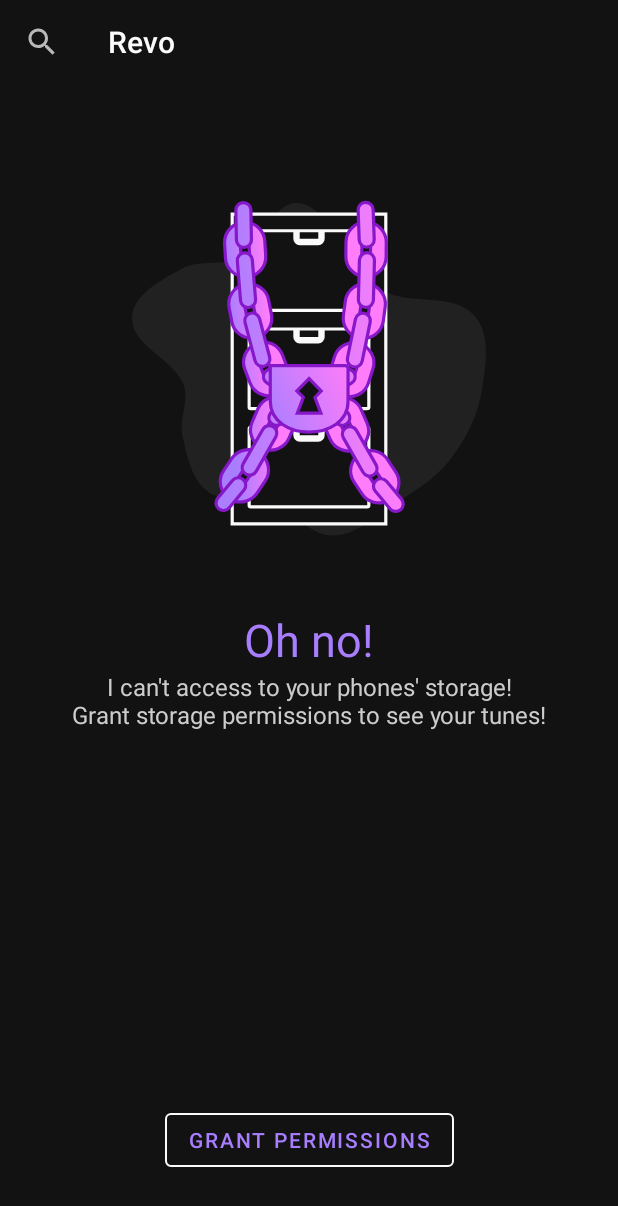
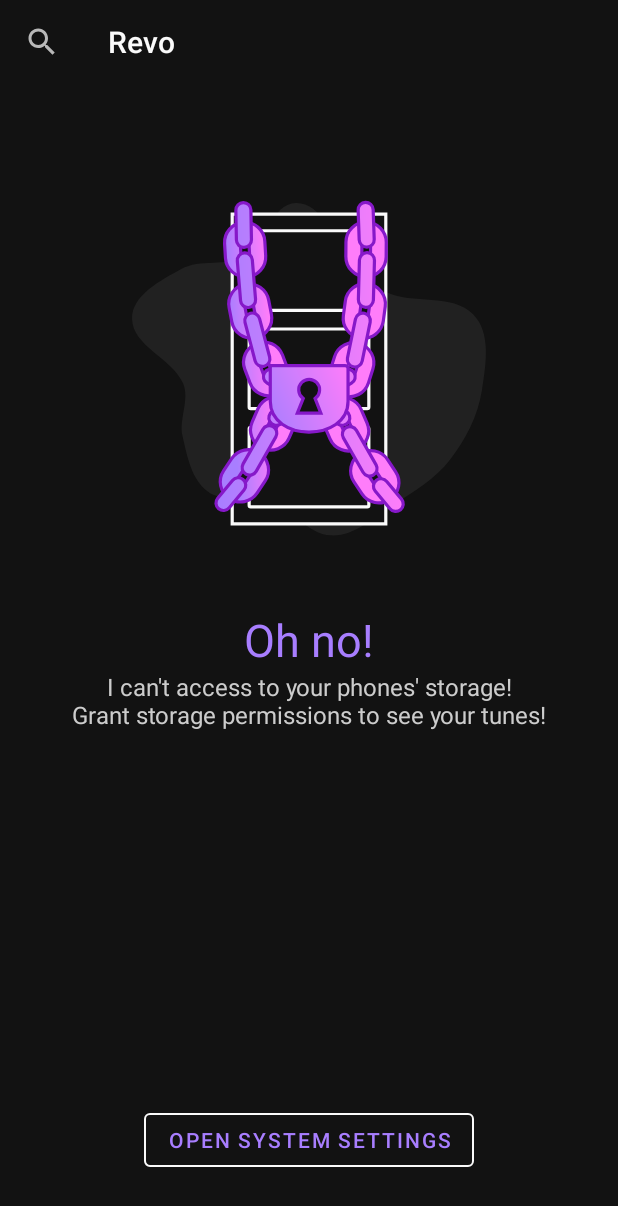
Before and after one commit to MeltixDev/RevoMusicPlayer, an Android app: the layout fragment_permission.xml on its own in the app's theme, with its tools: preview values and no code run, on a phone screen of 412 x 824 dp. Shown: the top 1206 px of the screen. Run offline under Robolectric (Android 15) with nearby library versions, the phone set to English and light mode, and no system bars.

Commit message:
Major changes to MainActivity.kt - Permission check Made BottomNavigation invisible - triggering visibility when READ_EXTERNAL_STORAGE is granted Added activity_settings.xml Slight changes to ActivitySettings.kt Added implementation com.kirich1409.viewbindingpropertydelegate:viewbindingpropertydelegate:1.3.1 Changed widget Toolbar to MaterialToolbar for better color handling Changed FragmentPermission.kt button behaviour Major changes to MainActivity.kt, better permission handling

```diff
--- a/app/build.gradle
+++ b/app/build.gradle
@@ -54,5 +54,6 @@ dependencies {
     implementation 'androidx.coordinatorlayout:coordinatorlayout:1.1.0'
     implementation 'androidx.lifecycle:lifecycle-viewmodel-ktx:2.2.0'
     implementation 'org.jetbrains.kotlinx:kotlinx-coroutines-android:1.3.9'
+    implementation 'com.kirich1409.viewbindingpropertydelegate:viewbindingpropertydelegate:1.3.1'
 
 }
--- a/app/src/main/java/com/meltixdev/revomusicplayer/FragmentPlaylist.kt
+++ b/app/src/main/java/com/meltixdev/revomusicplayer/FragmentPlaylist.kt
@@ -5,9 +5,7 @@ import android.view.LayoutInflater
 import android.view.View
 import android.view.ViewGroup
 import androidx.fragment.app.Fragment
-import com.meltixdev.revomusicplayer.databinding.FragmentHomeBinding
 import com.meltixdev.revomusicplayer.databinding.FragmentPlaylistBinding
-import com.meltixdev.revomusicplayer.databinding.FragmentTrackBinding
 
 class FragmentPlaylist : Fragment(R.layout.fragment_playlist) {
 
@@ -28,6 +26,6 @@ class FragmentPlaylist : Fragment(R.layout.fragment_playlist) {
 
         binding = FragmentPlaylistBinding.bind(view)
 
-        binding.topToolbar.inflateMenu(R.menu.menu_toolbar)
+        binding.topToolbar.inflateMenu(R.menu.menu_toolbar_playlist)
     }
 }
--- a/app/src/main/res/drawable/ill_drawer.xml
+++ b/app/src/main/res/drawable/ill_drawer.xml
@@ -1,7 +1,7 @@
 <vector xmlns:android="http://schemas.android.com/apk/res/android"
     xmlns:aapt="http://schemas.android.com/aapt"
-    android:width="1500dp"
-    android:height="1500dp"
+    android:width="200dp"
+    android:height="200dp"
     android:viewportWidth="1500"
     android:viewportHeight="1500">
   <path
@@ -14,17 +14,17 @@
       android:fillColor="#121212"
       android:strokeColor="#FAFAFA"/>
   <path
-      android:pathData="M706,318V343C706,351.28 712.72,358 721,358H779C787.28,358 794,351.28 794,343V318H932C934.76,318 937,320.24 937,323V562C937,564.76 934.76,567 932,567H568C565.24,567 563,564.76 563,562V323C563,320.24 565.24,318 568,318H706ZM716,318H784V343C784,345.76 781.76,348 779,348H721C718.24,348 716,345.76 716,343V318Z"
+      android:pathData="M937,323V562C937,564.76 934.76,567 932,567H568C565.24,567 563,564.76 563,562V323C563,320.24 565.24,318 568,318H711H789H932C934.76,318 937,320.24 937,323Z"
       android:strokeWidth="10"
       android:fillColor="#00000000"
       android:strokeColor="#FAFAFA"/>
   <path
-      android:pathData="M706,625V650C706,658.28 712.72,665 721,665H779C787.28,665 794,658.28 794,650V625H932C934.76,625 937,627.24 937,630V869C937,871.76 934.76,874 932,874H568C565.24,874 563,871.76 563,869V630C563,627.24 565.24,625 568,625H706ZM716,625H784V650C784,652.76 781.76,655 779,655H721C718.24,655 716,652.76 716,650V625Z"
+      android:pathData="M937,630V869C937,871.76 934.76,874 932,874H568C565.24,874 563,871.76 563,869V630C563,627.24 565.24,625 568,625H711H789H932C934.76,625 937,627.24 937,630Z"
       android:strokeWidth="10"
       android:fillColor="#00000000"
       android:strokeColor="#FAFAFA"/>
   <path
-      android:pathData="M706,932V957C706,965.28 712.72,972 721,972H779C787.28,972 794,965.28 794,957V932H932C934.76,932 937,934.24 937,937V1176C937,1178.76 934.76,1181 932,1181H568C565.24,1181 563,1178.76 563,1176V937C563,934.24 565.24,932 568,932H706ZM716,932H784V957C784,959.76 781.76,962 779,962H721C718.24,962 716,959.76 716,957V932Z"
+      android:pathData="M937,937V1176C937,1178.76 934.76,1181 932,1181H568C565.24,1181 563,1178.76 563,1176V937C563,934.24 565.24,932 568,932H711H789H932C934.76,932 937,934.24 937,937Z"
       android:strokeWidth="10"
       android:fillColor="#00000000"
       android:strokeColor="#FAFAFA"/>
@@ -546,7 +546,7 @@
       android:fillColor="#00000000"
       android:strokeColor="#8618C9"/>
   <path
-      android:pathData="M787.13,888H713.47L731.13,841.99L732.28,838.97L730,836.68L712.05,818.6L750.27,780.12L788.02,818.63L770.54,836.73L768.33,839.02L769.47,841.99L787.13,888Z"
+      android:pathData="M713.42,887.88H787.08L769,842L770.2,841.09C785.96,829.15 787.54,806.04 773.55,792.05C760.82,779.32 740.18,779.32 727.45,792.05C713.46,806.04 715.04,829.15 730.8,841.09L732,842L713.42,887.88Z"
       android:strokeWidth="10"
       android:fillColor="#121212"
       android:strokeColor="#8618C9"/>
--- a/app/src/main/res/layout/activity_main.xml
+++ b/app/src/main/res/layout/activity_main.xml
@@ -25,6 +25,7 @@
             android:layout_height="56dp"
             android:background="@color/grey_dark"
             android:elevation="0dp"
+            android:visibility="invisible"
             app:itemIconTint="@drawable/selector"
             app:itemTextColor="@drawable/selector"
             app:labelVisibilityMode="selected"
--- a/app/src/main/res/layout/fragment_permission.xml
+++ b/app/src/main/res/layout/fragment_permission.xml
@@ -13,7 +13,7 @@
         app:elevation="0dp"
         app:layout_constraintTop_toTopOf="parent">
 
-        <androidx.appcompat.widget.Toolbar
+        <com.google.android.material.appbar.MaterialToolbar
             android:id="@+id/topToolbar"
             android:layout_width="match_parent"
             android:layout_height="wrap_content"
@@ -69,7 +69,7 @@
         style="@style/Widget.MaterialComponents.Button.OutlinedButton"
         android:layout_width="wrap_content"
         android:layout_height="wrap_content"
-        android:text="@string/grantpermission"
+        android:text="@string/opensyssettings"
         android:textColor="@color/purple_revo"
         android:layout_marginBottom="40dp"
         app:layout_constraintBottom_toBottomOf="parent"
--- a/app/src/main/res/values/strings.xml
+++ b/app/src/main/res/values/strings.xml
@@ -47,4 +47,5 @@
     <string name="shuffle">Shuffle</string>
     <string name="errorohno" translatable="false">Oh no!</string>
     <string name="nopermission">I can\'t access to your phones\' storage!\nGrant storage permissions to see your tunes!</string>
+    <string name="opensyssettings">Open system settings</string>
 </resources>
--- a/app/src/main/res/values/themes.xml
+++ b/app/src/main/res/values/themes.xml
@@ -14,6 +14,7 @@
         <!-- Customize your theme here. -->
         <item name="android:windowBackground">@color/grey_darker</item>
         <item name="android:navigationBarColor">@color/grey_dark</item>
+        <item name="colorControlNormal">@color/white_material</item>
     </style>
 
     <style name="splashScreenTheme" parent="Theme.MaterialComponents.NoActionBar">
```
Also changed, not shown: app/src/main/java/com/meltixdev/revomusicplayer/FragmentPermission.kt (+14 -38 lines), app/src/main/java/com/meltixdev/revomusicplayer/MainActivity.kt (+42 -70 lines), app/src/main/java/com/meltixdev/revomusicplayer/settings/ActivitySettings.kt (+5 -2 lines), app/src/main/res/drawable/ic_outline_arrow_back_24.xml (added, +10 -0 lines), app/src/main/res/layout/activity_settings.xml (+23 -2 lines), 1 other file.
